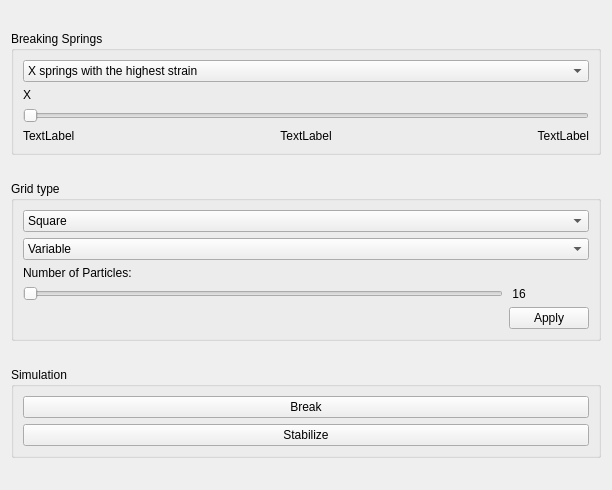
Old version of the form code/Mud/sidebar.ui in the repository lauraBaakman/Introduction-to-Computational-Science.
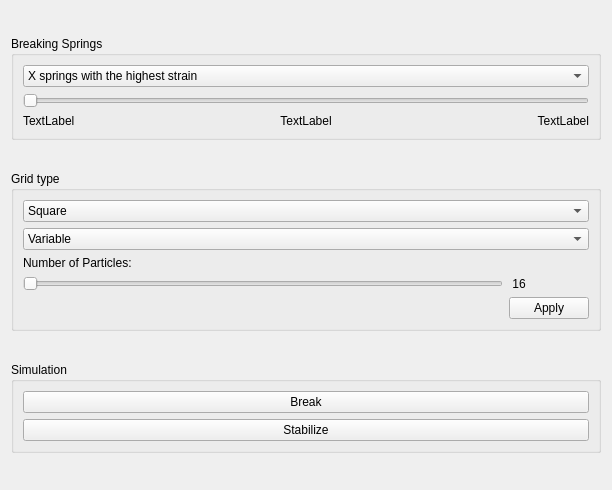
New version of the form.

Commit message: Removed the X from the UI.

Diff of the .ui file:
```diff
--- a/code/Mud/sidebar.ui
+++ b/code/Mud/sidebar.ui
@@ -125,37 +125,6 @@
       <string>Breaking Springs</string>
      </property>
      <layout class="QGridLayout" name="gridLayout_4">
-      <item row="3" column="0">
-       <widget class="QLabel" name="breakingSpringsMin">
-        <property name="text">
-         <string>TextLabel</string>
-        </property>
-       </widget>
-      </item>
-      <item row="3" column="1">
-       <widget class="QLabel" name="breakingSpringsValue">
-        <property name="text">
-         <string>TextLabel</string>
-        </property>
-        <property name="alignment">
-         <set>Qt::AlignCenter</set>
-        </property>
-       </widget>
-      </item>
-      <item row="1" column="0">
-       <widget class="QLabel" name="breakingSpringsParameterDescription">
-        <property name="text">
-         <string>X</string>
-        </property>
-       </widget>
-      </item>
-      <item row="2" column="0" colspan="3">
-       <widget class="QSlider" name="breakingSpringsParameterSlider">
-        <property name="orientation">
-         <enum>Qt::Horizontal</enum>
-        </property>
-       </widget>
-      </item>
       <item row="0" column="0" colspan="3">
        <widget class="QComboBox" name="springBreakingMethod">
         <item>
@@ -170,7 +139,7 @@
         </item>
        </widget>
       </item>
-      <item row="3" column="2">
+      <item row="2" column="2">
        <widget class="QLabel" name="breakingSpringsMax">
         <property name="text">
          <string>TextLabel</string>
@@ -180,6 +149,30 @@
         </property>
        </widget>
       </item>
+      <item row="2" column="1">
+       <widget class="QLabel" name="breakingSpringsValue">
+        <property name="text">
+         <string>TextLabel</string>
+        </property>
+        <property name="alignment">
+         <set>Qt::AlignCenter</set>
+        </property>
+       </widget>
+      </item>
+      <item row="2" column="0">
+       <widget class="QLabel" name="breakingSpringsMin">
+        <property name="text">
+         <string>TextLabel</string>
+        </property>
+       </widget>
+      </item>
+      <item row="1" column="0" colspan="3">
+       <widget class="QSlider" name="breakingSpringsParameterSlider">
+        <property name="orientation">
+         <enum>Qt::Horizontal</enum>
+        </property>
+       </widget>
+      </item>
      </layout>
     </widget>
    </item>
```
